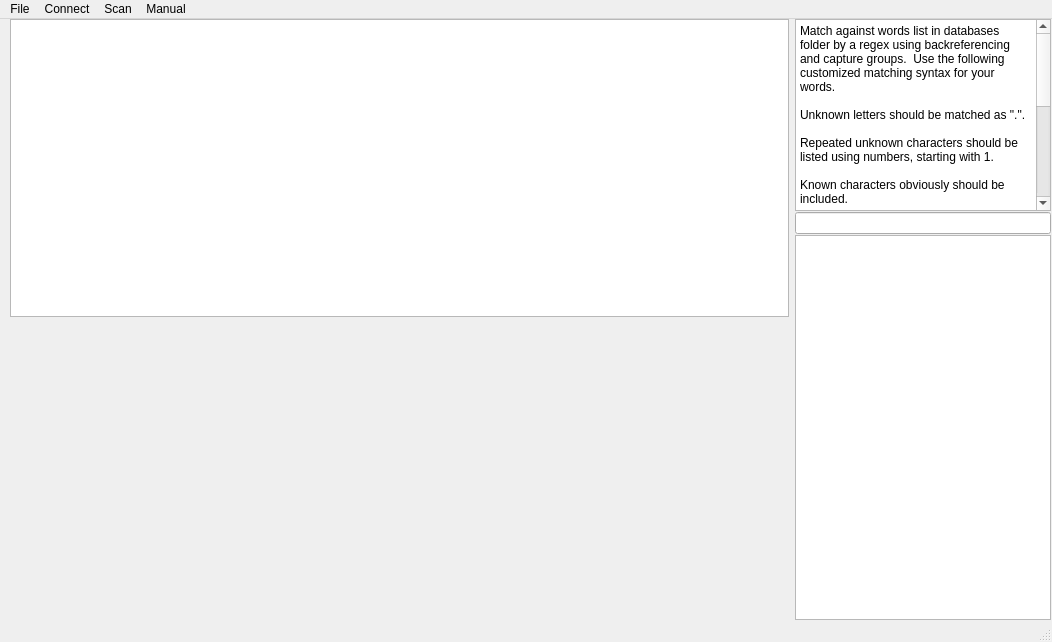
This is cipher.ui in bheins/ciphersolver as Qt 5 draws it before an edit. The edited form follows.
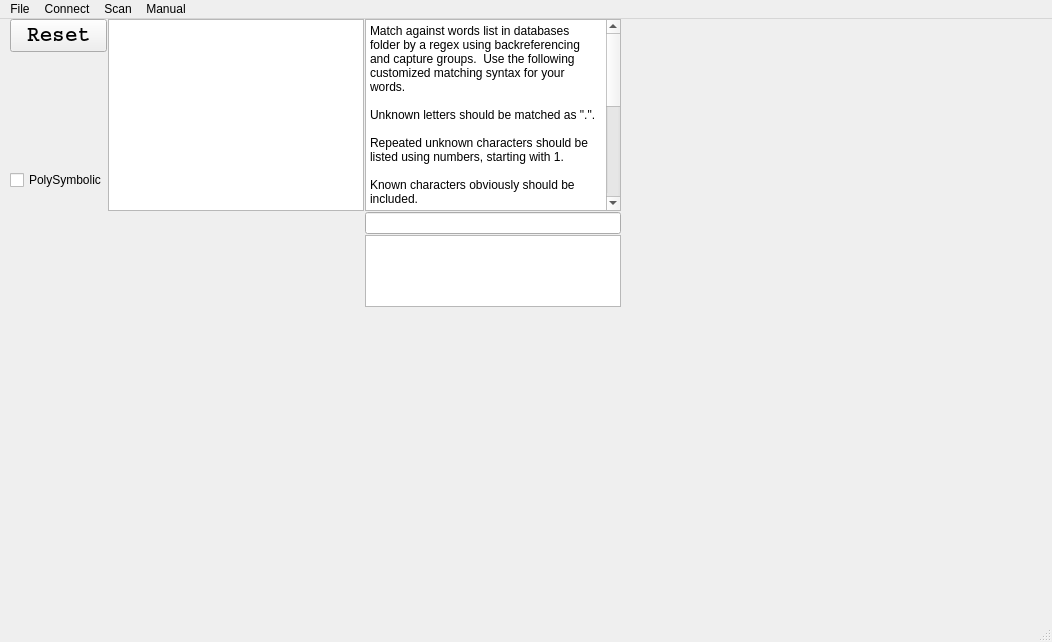
This is the edited form.

```diff
--- a/cipher.ui
+++ b/cipher.ui
@@ -11,7 +11,7 @@
    </rect>
   </property>
   <property name="sizePolicy">
-   <sizepolicy hsizetype="Expanding" vsizetype="Expanding">
+   <sizepolicy hsizetype="Minimum" vsizetype="Minimum">
     <horstretch>0</horstretch>
     <verstretch>0</verstretch>
    </sizepolicy>
@@ -21,7 +21,7 @@
   </property>
   <widget class="QWidget" name="centralwidget">
    <property name="sizePolicy">
-    <sizepolicy hsizetype="Fixed" vsizetype="Fixed">
+    <sizepolicy hsizetype="Minimum" vsizetype="Minimum">
      <horstretch>1</horstretch>
      <verstretch>1</verstretch>
     </sizepolicy>
@@ -40,8 +40,43 @@
       <number>1</number>
      </property>
      <property name="sizeConstraint">
-      <enum>QLayout::SetMaximumSize</enum>
+      <enum>QLayout::SetFixedSize</enum>
      </property>
+     <item>
+      <layout class="QVBoxLayout" name="OptionsLayout">
+       <property name="sizeConstraint">
+        <enum>QLayout::SetFixedSize</enum>
+       </property>
+       <item>
+        <widget class="QPushButton" name="ResetCipherButton">
+         <property name="font">
+          <font>
+           <family>Courier</family>
+           <pointsize>16</pointsize>
+           <weight>75</weight>
+           <bold>true</bold>
+          </font>
+         </property>
+         <property name="text">
+          <string>Reset</string>
+         </property>
+        </widget>
+       </item>
+       <item>
+        <widget class="QCheckBox" name="PolySymbolic">
+         <property name="sizePolicy">
+          <sizepolicy hsizetype="Minimum" vsizetype="Minimum">
+           <horstretch>0</horstretch>
+           <verstretch>0</verstretch>
+          </sizepolicy>
+         </property>
+         <property name="text">
+          <string>PolySymbolic</string>
+         </property>
+        </widget>
+       </item>
+      </layout>
+     </item>
      <item>
       <layout class="QVBoxLayout" name="VerticalLayout">
        <property name="spacing">
@@ -53,9 +88,9 @@
        <item>
         <widget class="QPlainTextEdit" name="Cipher">
          <property name="sizePolicy">
-          <sizepolicy hsizetype="Expanding" vsizetype="Expanding">
-           <horstretch>1</horstretch>
-           <verstretch>1</verstretch>
+          <sizepolicy hsizetype="Minimum" vsizetype="Minimum">
+           <horstretch>0</horstretch>
+           <verstretch>0</verstretch>
           </sizepolicy>
          </property>
         </widget>
@@ -79,31 +114,15 @@
        <item>
         <widget class="QWidget" name="SolverMain" native="true">
          <property name="sizePolicy">
-          <sizepolicy hsizetype="Expanding" vsizetype="Expanding">
-           <horstretch>1</horstretch>
-           <verstretch>1</verstretch>
+          <sizepolicy hsizetype="Minimum" vsizetype="Minimum">
+           <horstretch>0</horstretch>
+           <verstretch>0</verstretch>
           </sizepolicy>
          </property>
         </widget>
        </item>
       </layout>
      </item>
-     <item>
-      <spacer name="horizontalSpacer">
-       <property name="orientation">
-        <enum>Qt::Horizontal</enum>
-       </property>
-       <property name="sizeType">
-        <enum>QSizePolicy::Minimum</enum>
-       </property>
-       <property name="sizeHint" stdset="0">
-        <size>
-         <width>5</width>
-         <height>20</height>
-        </size>
-       </property>
-      </spacer>
-     </item>
      <item>
       <layout class="QVBoxLayout" name="CipherVerticalLayout" stretch="0,0,0">
        <property name="sizeConstraint">
```
